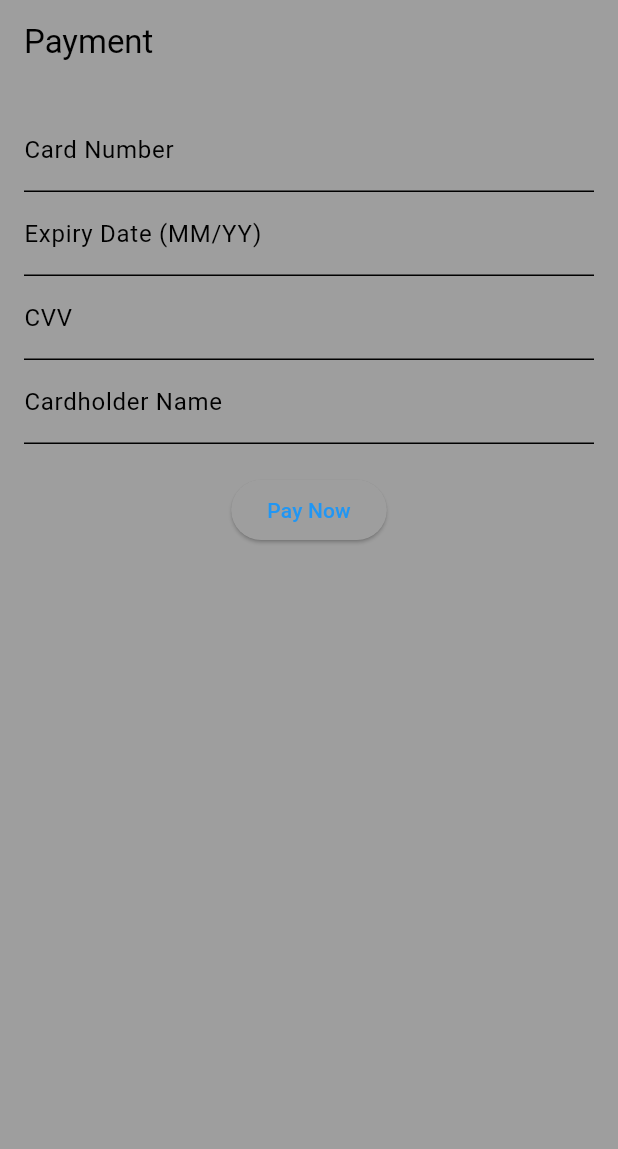
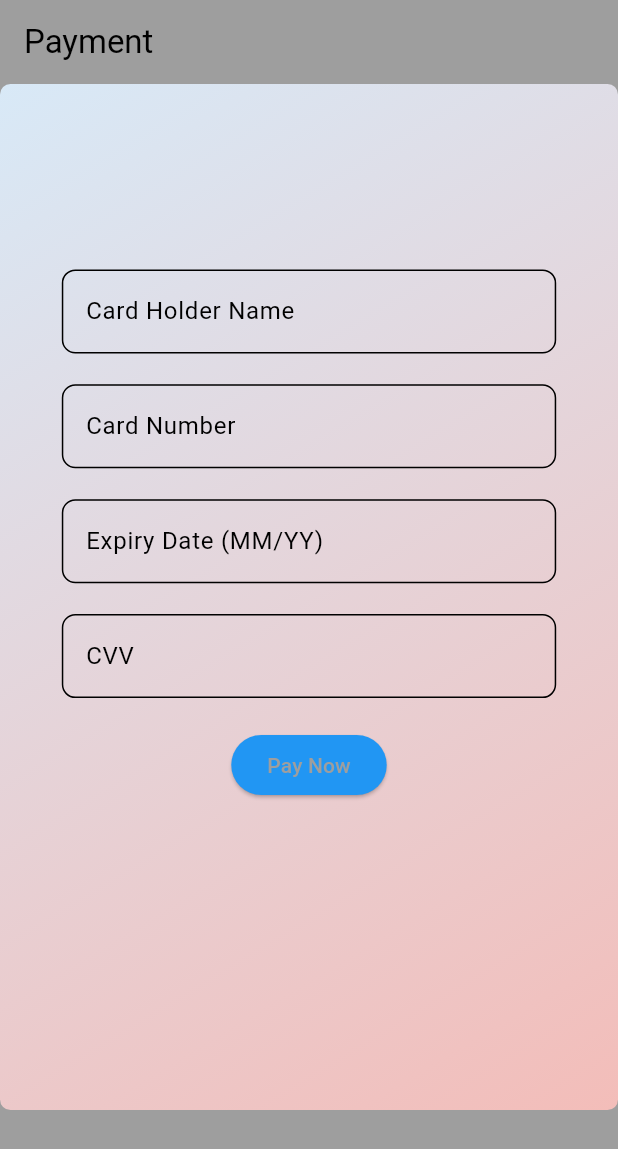
Before and after one commit to kavyabodasingi/stripe_account, a Flutter app: the screen it shows after launch, on a phone screen of 412 x 824 dp. Shown: the top 1149 px of the screen. Run offline on Flutter 3.47's test engine with Material 3 defaults, Android fonts, the light colour scheme and no system bars; our stand-ins replace firebase_core; missing offline and left inert: flutter_stripe, stripe_payment; accounts and stored records are empty.

Commit message:
updated main.dart

```diff
--- a/lib/failed.dart
+++ b/lib/failed.dart
@@ -0,0 +1,19 @@
+import 'package:flutter/material.dart';
+import 'package:stripe_account/paymentScreen.dart';
+class Failed extends StatelessWidget {
+  const Failed({super.key});
+
+  @override
+  Widget build(BuildContext context) {
+    return Scaffold(
+      appBar: AppBar(actions: [
+        IconButton(onPressed: ()=>Navigator.pushReplacement(context, MaterialPageRoute(builder: (_)=>PaymentScreen())), icon: Icon(Icons.arrow_back))
+      ],),
+      body:Container(
+        decoration: BoxDecoration(
+          image:DecorationImage(image: AssetImage("assets/failed.png"),fit:BoxFit.cover)
+        ),
+      )
+    );
+  }
+}
--- a/lib/paymentScreen.dart
+++ b/lib/paymentScreen.dart
@@ -233,7 +233,7 @@ class _PaymentScreenState extends State<PaymentScreen> {
   final _cvvController = TextEditingController();
   final _cardHolderNameController = TextEditingController();
   Map<String, dynamic>? paymentIntent;
-
+  final GlobalKey<FormState> _formKey = GlobalKey<FormState>();
   @override
   void initState() {
     super.initState();
@@ -336,6 +336,7 @@ class _PaymentScreenState extends State<PaymentScreen> {
     ScaffoldMessenger.of(context).showSnackBar(
       SnackBar(content: Text('Payment successful!')),
     );
+
   }
 
   void _showErrorMessage(String message) {
@@ -346,37 +347,131 @@ class _PaymentScreenState extends State<PaymentScreen> {
 
   @override
   Widget build(BuildContext context) {
+    final screenWidth = MediaQuery.of(context).size.width;
+    final screenHeight = MediaQuery.of(context).size.height;
+    final Color containerColor = Theme.of(context).colorScheme.surface;
     return Scaffold(
       appBar: AppBar(title: Text('Payment')),
-      body: Padding(
-        padding: EdgeInsets.all(16.0),
+      body: SingleChildScrollView(
+        child: Center(
+          child: Form(
+            key: _formKey,
+            child: Container(
+              decoration: const BoxDecoration(
+                gradient: LinearGradient(
+                  colors: [
+                    Color.fromARGB(255, 216, 233, 247),
+                    Color.fromARGB(255, 243, 189, 185),
+                  ],
+                  begin: Alignment.topLeft,
+                  end: Alignment.bottomRight,
+                ),
+                borderRadius: BorderRadius.all(Radius.circular(7.0)),
+              ),
               child: Column(
                 children: [
-            TextField(
+                  Padding(
+                    padding: EdgeInsets.fromLTRB(
+                      screenWidth * 0.1,
+                      screenWidth * 0.3,
+                      screenWidth * 0.1,
+                      0,
+                    ),
+                    child: TextField(
+                      controller: _cardHolderNameController,
+                      keyboardType: TextInputType.name,
+                      decoration: InputDecoration(
+                        labelText: 'Card Holder Name',
+                        border: OutlineInputBorder(
+                          borderRadius: BorderRadius.circular(9.0),
+                        ),
+                      ),
+                    ),
+                  ),
+                  Padding(
+                    padding: EdgeInsets.fromLTRB(
+                      screenWidth * 0.1,
+                      screenWidth * 0.05,
+                      screenWidth * 0.1,
+                      0,
+                    ),
+                    child: TextField(
                       controller: _cardNumberController,
-              decoration: InputDecoration(labelText: 'Card Number'),
                       keyboardType: TextInputType.number,
+                      decoration: InputDecoration(
+                        labelText: 'Card Number',
+                        border: OutlineInputBorder(
+                          borderRadius: BorderRadius.circular(9.0),
                         ),
-            TextField(
+                      ),
+                    ),
+                  ),
+                  Padding(
+                    padding: EdgeInsets.fromLTRB(
+                      screenWidth * 0.1,
+                      screenWidth * 0.05,
+                      screenWidth * 0.1,
+                      0,
+                    ),
+                    child: TextField(
                       controller: _expiryDateController,
-              decoration: InputDecoration(labelText: 'Expiry Date (MM/YY)'),
                       keyboardType: TextInputType.number,
+                      decoration: InputDecoration(
+                        labelText: 'Expiry Date (MM/YY)',
+                        border: OutlineInputBorder(
+                          borderRadius: BorderRadius.circular(9.0),
                         ),
-            TextField(
+                      ),
+                    ),
+                  ),
+                  Padding(
+                    padding: EdgeInsets.fromLTRB(
+                      screenWidth * 0.1,
+                      screenWidth * 0.05,
+                      screenWidth * 0.1,
+                      0,
+                    ),
+                    child: TextField(
                       controller: _cvvController,
-              decoration: InputDecoration(labelText: 'CVV'),
                       keyboardType: TextInputType.number,
+                      decoration: InputDecoration(
+                        labelText: 'CVV',
+                        border: OutlineInputBorder(
+                          borderRadius: BorderRadius.circular(9.0),
                         ),
-            TextField(
-              controller: _cardHolderNameController,
-              decoration: InputDecoration(labelText: 'Cardholder Name'),
                       ),
-            SizedBox(height: 20),
-            ElevatedButton(
-              onPressed: payment,
-              child: Text('Pay Now'),
+                    ),
+                  ),
+                  Padding(
+                    padding: EdgeInsets.fromLTRB(
+                      screenWidth * 0.1,
+                      screenWidth * 0.05,
+                      screenWidth * 0.1,
+                      screenWidth * 0.5,
+                    ),
+                    child: ElevatedButton(
+                      onPressed: (){
+                        if (_formKey.currentState?.validate() ?? true){
+                          return "Required";
+                        }
+                        else{
+                          return payment;
+                        }
+
+                          },
+                      child: Text(
+                        "Pay Now",
+                        style: TextStyle(color: containerColor),
+                      ),
+                      style: ElevatedButton.styleFrom(
+                        backgroundColor: Colors.blue,
+                      ),
+                    ),
                   ),
                 ],
+              ),
+            ),
+          ),
         ),
       ),
     );
--- a/lib/success.dart
+++ b/lib/success.dart
@@ -0,0 +1,24 @@
+import 'package:flutter/material.dart';
+import 'package:stripe_account/paymentScreen.dart';
+class Success extends StatefulWidget {
+  const Success({super.key});
+
+  @override
+  State<Success> createState() => _SuccessState();
+}
+
+class _SuccessState extends State<Success> {
+  @override
+  Widget build(BuildContext context) {
+    return Scaffold(
+      appBar: AppBar(actions: [
+        IconButton(onPressed: ()=>Navigator.pushReplacement(context, MaterialPageRoute(builder: (_)=>PaymentScreen())), icon: Icon(Icons.arrow_back))
+      ],),
+      body:Container(
+        decoration: BoxDecoration(
+          image:DecorationImage(image: AssetImage("assets/PaymentSuccess.png"),fit:BoxFit.cover)
+        ),
+      )
+    );
+  }
+}
--- a/pubspec.yaml
+++ b/pubspec.yaml
@@ -65,8 +65,8 @@ flutter:
 
   # To add assets to your application, add an assets section, like this:
   assets:
-    - assets/PaymentSuccess.png
-    - assets/failed.png
+    - images/PaymentSuccess.png
+    - images/failed.png
   #   - images/a_dot_ham.jpeg
 
   # An image asset can refer to one or more resolution-specific "variants", see
```
Also changed, not shown: lib/main.dart (+0 -19 lines). Lines whose indentation alone changed are shown as unchanged.
